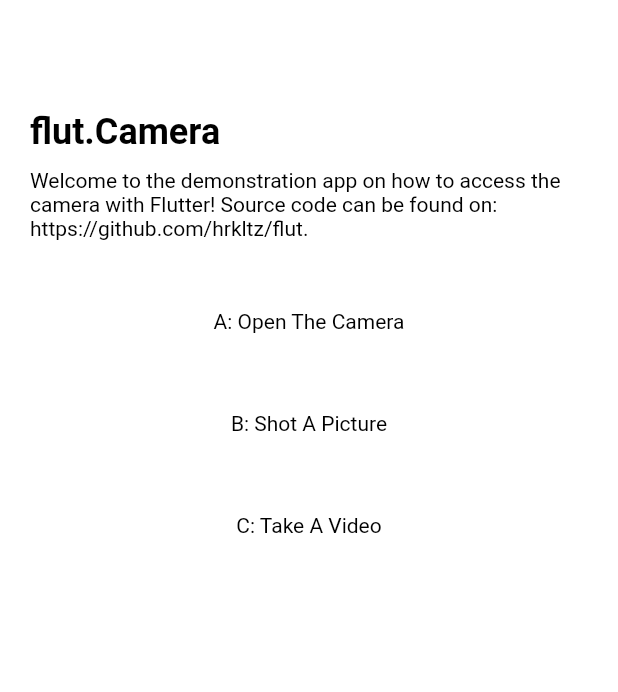
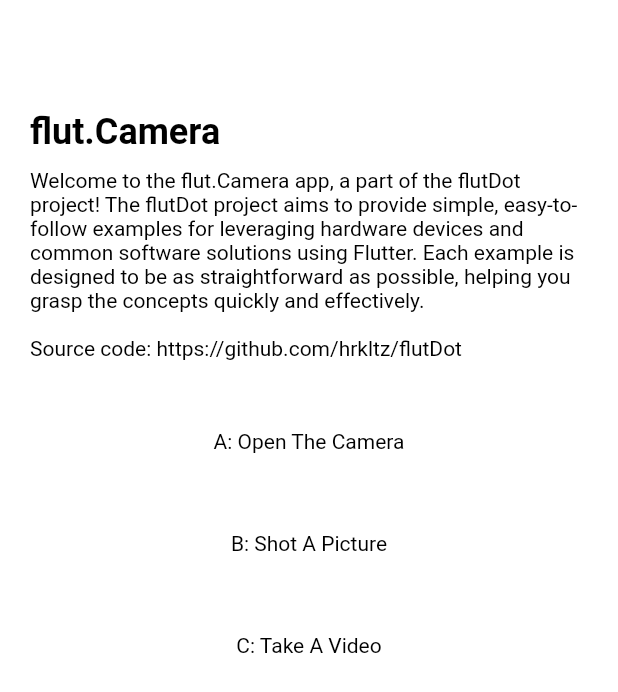
Before and after one commit to hrkltz/flut., a Flutter app: the screen it shows after launch, on a phone screen of 412 x 824 dp. Shown: the top 692 px of the screen. Run offline on Flutter 3.47's test engine with Material 3 defaults, Android fonts, the phone set to English and light mode, and no system bars; our stand-ins replace camera, video_player.

Commit message:
[*] Update.

```diff
--- a/flut_camera/lib/main.dart
+++ b/flut_camera/lib/main.dart
@@ -30,7 +30,7 @@ Future<void> main() async {
               padding: const EdgeInsets.fromLTRB(10.0, 64.0, 10.0, 64.0,),
               child: Column(
               children: <Widget>[
-                FlutDotTextField(title: 'flut.Camera', text: 'Welcome to the demonstration app on how to access the camera with Flutter! Source code can be found on:\nhttps://github.com/hrkltz/flut.',),
+                FlutDotTextField(title: 'flut.Camera', text: 'Welcome to the flut.Camera app, a part of the flutDot project! The flutDot project aims to provide simple, easy-to-follow examples for leveraging hardware devices and common software solutions using Flutter. Each example is designed to be as straightforward as possible, helping you grasp the concepts quickly and effectively.\n\nSource code: https://github.com/hrkltz/flutDot',),
                 const SizedBox(height: 20.0,),
                 FlutDotButton(text: 'A: Open The Camera', onTapped: () => Navigator.of(context).push(routeBuilder(view: const AView(),),),),
                 const SizedBox(height: 20.0,),
```
Also changed, not shown: 1 other file.
